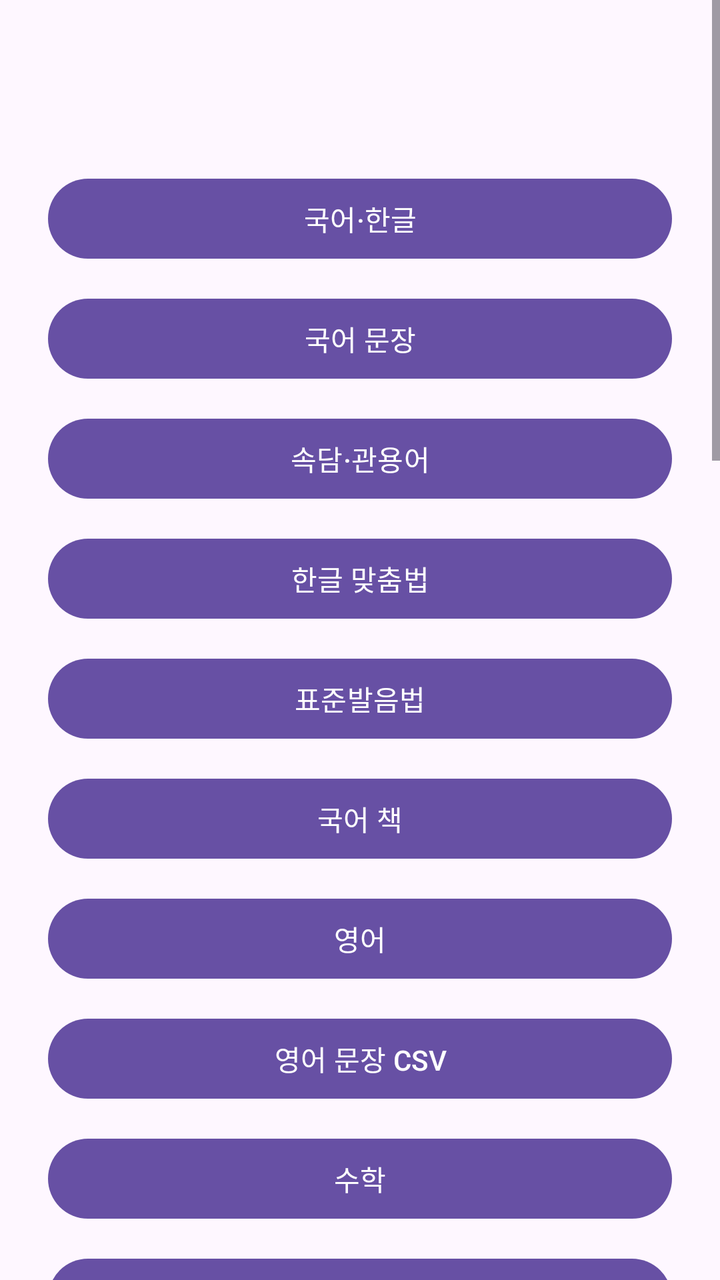
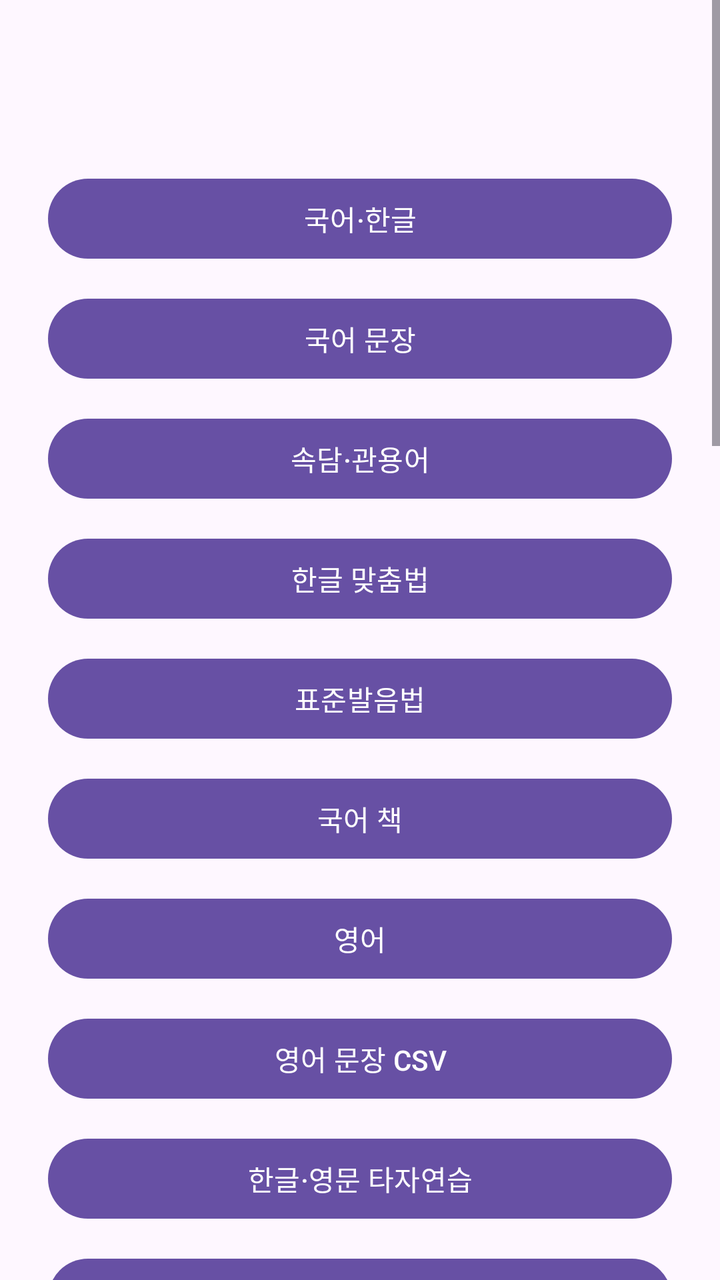

The first picture is an Android layout as it rendered before a commit; the second is the same layout after the commit. The layout source and the unified diff follow.
<!-- AndroidManifest.xml: application theme Theme.Eunhyo2 -->
<!-- res/layout/activity_school_menu.xml -->
<?xml version="1.0" encoding="utf-8"?>
<ScrollView xmlns:android="http://schemas.android.com/apk/res/android"
    android:layout_width="match_parent"
    android:layout_height="match_parent">

    <LinearLayout
        android:layout_width="match_parent"
        android:layout_height="wrap_content"
        android:orientation="vertical"
        android:padding="24dp">

        <TextView android:id="@+id/textSchoolLevel" android:layout_width="match_parent" android:layout_height="wrap_content" android:gravity="center" android:textAppearance="@style/TextAppearance.Material3.HeadlineMedium" />
        <com.google.android.material.button.MaterialButton android:id="@+id/buttonKorean" android:layout_width="match_parent" android:layout_height="wrap_content" android:layout_marginTop="24dp" android:text="국어·한글" />
        <com.google.android.material.button.MaterialButton android:id="@+id/buttonKoreanPhrase" android:layout_width="match_parent" android:layout_height="wrap_content" android:layout_marginTop="12dp" android:text="국어 문장" />
        <com.google.android.material.button.MaterialButton android:id="@+id/buttonKoreanIdiom" android:layout_width="match_parent" android:layout_height="wrap_content" android:layout_marginTop="12dp" android:text="속담·관용어" />
        <com.google.android.material.button.MaterialButton android:id="@+id/buttonKoreanSpelling" android:layout_width="match_parent" android:layout_height="wrap_content" android:layout_marginTop="12dp" android:text="한글 맞춤법" />
        <com.google.android.material.button.MaterialButton android:id="@+id/buttonKoreanPronunciation" android:layout_width="match_parent" android:layout_height="wrap_content" android:layout_marginTop="12dp" android:text="표준발음법" />
        <com.google.android.material.button.MaterialButton android:id="@+id/buttonKoreanBook" android:layout_width="match_parent" android:layout_height="wrap_content" android:layout_marginTop="12dp" android:text="국어 책" />
        <com.google.android.material.button.MaterialButton android:id="@+id/buttonEnglish" android:layout_width="match_parent" android:layout_height="wrap_content" android:layout_marginTop="12dp" android:text="영어" />
        <com.google.android.material.button.MaterialButton android:id="@+id/buttonEnglishSentence" android:layout_width="match_parent" android:layout_height="wrap_content" android:layout_marginTop="12dp" android:text="영어 문장 CSV" />
        <com.google.android.material.button.MaterialButton android:id="@+id/buttonMath" android:layout_width="match_parent" android:layout_height="wrap_content" android:layout_marginTop="12dp" android:text="수학" />
        <com.google.android.material.button.MaterialButton android:id="@+id/buttonMathState" android:layout_width="match_parent" android:layout_height="wrap_content" android:layout_marginTop="12dp" android:text="수학 상태 설정" />
        <com.google.android.material.button.MaterialButton android:id="@+id/buttonMeasurement" android:layout_width="match_parent" android:layout_height="wrap_content" android:layout_marginTop="12dp" android:text="길이·시간·달력 환산" />
        <com.google.android.material.button.MaterialButton android:id="@+id/buttonGcdLcm" android:layout_width="match_parent" android:layout_height="wrap_content" android:layout_marginTop="12dp" android:text="최대공약수·최소공배수" />
        <com.google.android.material.button.MaterialButton android:id="@+id/buttonGeometry" android:layout_width="match_parent" android:layout_height="wrap_content" android:layout_marginTop="12dp" android:text="기하 도형" />
        <com.google.android.material.button.MaterialButton android:id="@+id/buttonGraph" android:layout_width="match_parent" android:layout_height="wrap_content" android:layout_marginTop="12dp" android:text="그래프 도구" />
        <com.google.android.material.button.MaterialButton android:id="@+id/buttonHanja" android:layout_width="match_parent" android:layout_height="wrap_content" android:layout_marginTop="12dp" android:text="한자" />
        <com.google.android.material.button.MaterialButton android:id="@+id/buttonHanjaRadical" android:layout_width="match_parent" android:layout_height="wrap_content" android:layout_marginTop="12dp" android:text="한자 부수" />
        <com.google.android.material.button.MaterialButton android:id="@+id/buttonHistory" android:layout_width="match_parent" android:layout_height="wrap_content" android:layout_marginTop="12dp" android:text="역사" />
        <com.google.android.material.button.MaterialButton android:id="@+id/buttonWorld" android:layout_width="match_parent" android:layout_height="wrap_content" android:layout_marginTop="12dp" android:text="세계 국가 학습" />
        <com.google.android.material.button.MaterialButton android:id="@+id/buttonClock" android:layout_width="match_parent" android:layout_height="wrap_content" android:layout_marginTop="12dp" android:text="시계 학습" />
        <com.google.android.material.button.MaterialButton android:id="@+id/buttonDrawing" android:layout_width="match_parent" android:layout_height="wrap_content" android:layout_marginTop="12dp" android:text="그리기 연습" />
        <com.google.android.material.button.MaterialButton android:id="@+id/buttonLinks" android:layout_width="match_parent" android:layout_height="wrap_content" android:layout_marginTop="12dp" android:text="교육 사이트" />
        <com.google.android.material.button.MaterialButton android:id="@+id/buttonMedia" android:layout_width="match_parent" android:layout_height="wrap_content" android:layout_marginTop="12dp" android:text="미디어 학습" />
        <com.google.android.material.button.MaterialButton android:id="@+id/buttonSports" android:layout_width="match_parent" android:layout_height="wrap_content" android:layout_marginTop="12dp" android:text="스포츠 학습" />
        <com.google.android.material.button.MaterialButton android:id="@+id/buttonMagic" android:layout_width="match_parent" android:layout_height="wrap_content" android:layout_marginTop="12dp" android:text="마술 영상" />
        <com.google.android.material.button.MaterialButton android:id="@+id/buttonGoldenBell" android:layout_width="match_parent" android:layout_height="wrap_content" android:layout_marginTop="12dp" android:text="골든벨 O/X" />
        <com.google.android.material.button.MaterialButton android:id="@+id/buttonPersonality" android:layout_width="match_parent" android:layout_height="wrap_content" android:layout_marginTop="12dp" android:text="놀이형 성향 테스트" />
        <com.google.android.material.button.MaterialButton android:id="@+id/buttonAi" android:layout_width="match_parent" android:layout_height="wrap_content" android:layout_marginTop="12dp" android:text="AI 학습 도우미" />
        <com.google.android.material.button.MaterialButton android:id="@+id/buttonGame" android:layout_width="match_parent" android:layout_height="wrap_content" android:layout_marginTop="12dp" android:text="게임·점수" />
    </LinearLayout>
</ScrollView>
<!-- resources referenced by this layout -->
<resources>
  <style name="Theme.Eunhyo2" parent="Theme.Material3.DayNight.NoActionBar">
          <item name="android:windowLightStatusBar">true</item>
      </style>
</resources>

<!-- the commit's change to res/layout/activity_school_menu.xml (unified diff, before → after) -->
@@ -18,6 +18,7 @@
         <com.google.android.material.button.MaterialButton android:id="@+id/buttonKoreanBook" android:layout_width="match_parent" android:layout_height="wrap_content" android:layout_marginTop="12dp" android:text="국어 책" />
         <com.google.android.material.button.MaterialButton android:id="@+id/buttonEnglish" android:layout_width="match_parent" android:layout_height="wrap_content" android:layout_marginTop="12dp" android:text="영어" />
         <com.google.android.material.button.MaterialButton android:id="@+id/buttonEnglishSentence" android:layout_width="match_parent" android:layout_height="wrap_content" android:layout_marginTop="12dp" android:text="영어 문장 CSV" />
+        <com.google.android.material.button.MaterialButton android:id="@+id/buttonTyping" android:layout_width="match_parent" android:layout_height="wrap_content" android:layout_marginTop="12dp" android:text="한글·영문 타자연습" />
         <com.google.android.material.button.MaterialButton android:id="@+id/buttonMath" android:layout_width="match_parent" android:layout_height="wrap_content" android:layout_marginTop="12dp" android:text="수학" />
         <com.google.android.material.button.MaterialButton android:id="@+id/buttonMathState" android:layout_width="match_parent" android:layout_height="wrap_content" android:layout_marginTop="12dp" android:text="수학 상태 설정" />
         <com.google.android.material.button.MaterialButton android:id="@+id/buttonMeasurement" android:layout_width="match_parent" android:layout_height="wrap_content" android:layout_marginTop="12dp" android:text="길이·시간·달력 환산" />
